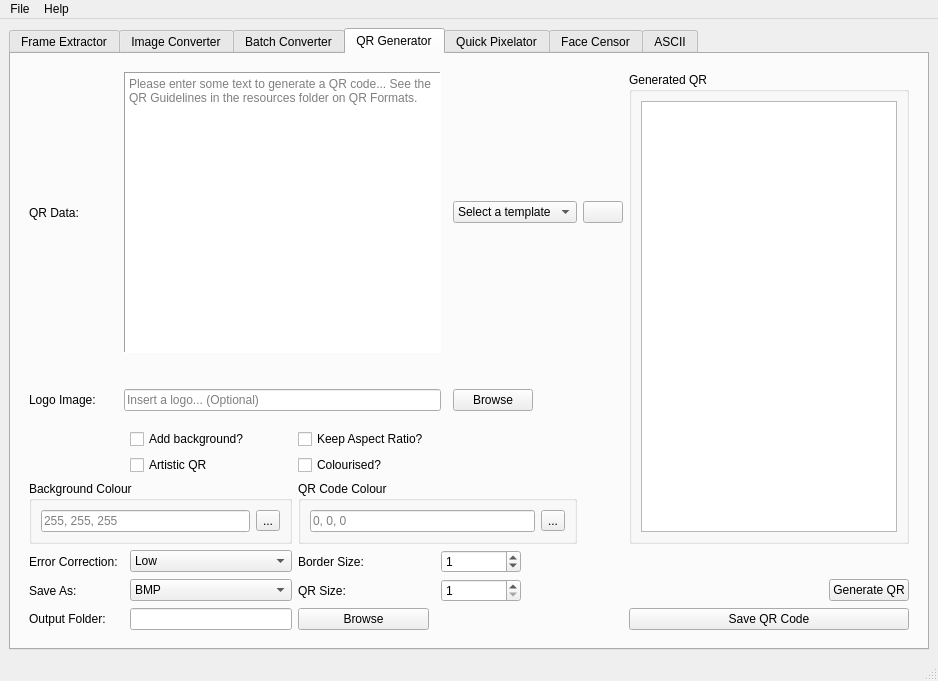
Before: the Qt Designer form src/ui/form.ui in LyAhn/ImageNexus, drawn with Qt 5.
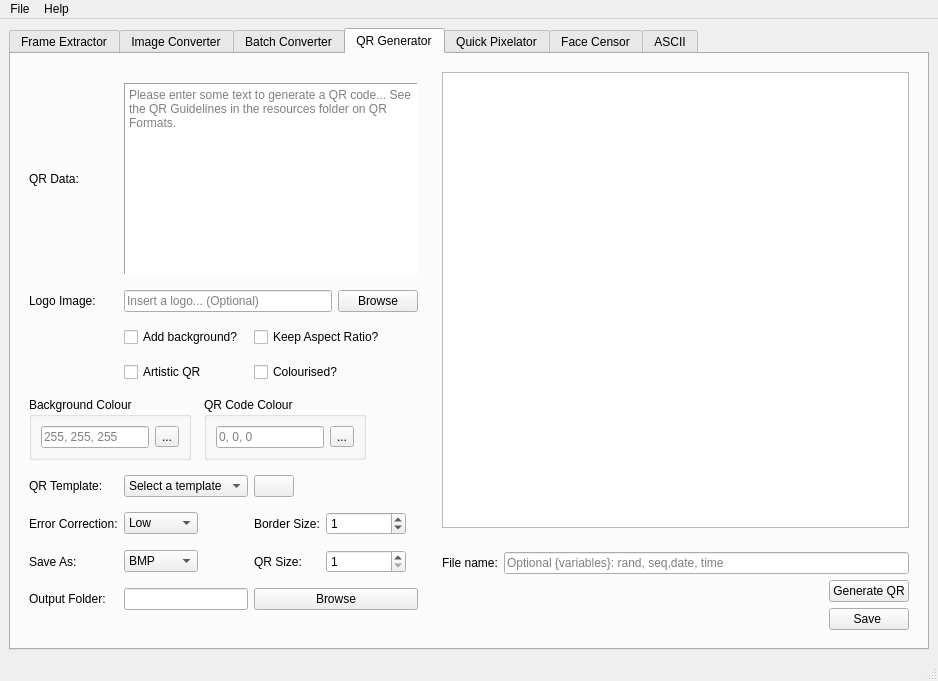
After: the same form once the commit is applied. The open tabs and pages were chosen to show the change. Icons and pictures are not drawn.

Commit message:
feat ✨: Enhance QR code generator UI
- Added custom filename generation with variables for saved QR codellls.
- Reorganized QR Generator UI for more emphasis on QR preview.

Diff of the .ui file:
```diff
--- a/src/ui/form.ui
+++ b/src/ui/form.ui
@@ -25,7 +25,7 @@
     <normaloff>:/images/resources/icon.ico</normaloff>:/images/resources/icon.ico</iconset>
   </property>
   <widget class="QWidget" name="centralwidget">
-   <layout class="QGridLayout" name="gridLayout_31">
+   <layout class="QGridLayout" name="gridLayout_10">
     <item row="0" column="0">
      <widget class="QTabWidget" name="tabWidget">
       <property name="enabled">
@@ -383,145 +383,40 @@
        <attribute name="title">
         <string notr="true">QR Generator</string>
        </attribute>
-       <layout class="QGridLayout" name="gridLayout_10">
-        <item row="0" column="0">
-         <widget class="QWidget" name="widget_4" native="true">
+       <layout class="QGridLayout" name="gridLayout_11">
+        <item row="0" column="0" rowspan="2">
+         <widget class="QWidget" name="qrInputWidget" native="true">
+          <property name="enabled">
+           <bool>true</bool>
+          </property>
+          <property name="sizePolicy">
+           <sizepolicy hsizetype="Fixed" vsizetype="MinimumExpanding">
+            <horstretch>0</horstretch>
+            <verstretch>0</verstretch>
+           </sizepolicy>
+          </property>
+          <property name="maximumSize">
+           <size>
+            <width>16777215</width>
+            <height>572</height>
+           </size>
+          </property>
           <layout class="QGridLayout" name="gridLayout_7">
-           <item row="14" column="9">
-            <widget class="QPushButton" name="qrGenButton">
-             <property name="sizePolicy">
-              <sizepolicy hsizetype="Fixed" vsizetype="Fixed">
-               <horstretch>0</horstretch>
-               <verstretch>0</verstretch>
-              </sizepolicy>
-             </property>
-             <property name="layoutDirection">
-              <enum>Qt::LayoutDirection::RightToLeft</enum>
-             </property>
+           <item row="0" column="0">
+            <widget class="QLabel" name="qrTextInputLabel">
              <property name="text">
-              <string>Generate QR</string>
+              <string>QR Data:</string>
              </property>
-             <property name="shortcut">
-              <string>Ctrl+S</string>
-             </property>
-             <property name="default">
-              <bool>false</bool>
-             </property>
-             <property name="flat">
-              <bool>false</bool>
-             </property>
-            </widget>
-           </item>
-           <item row="14" column="5" colspan="3">
-            <widget class="QSpinBox" name="qrCodeSize">
-             <property name="sizePolicy">
-              <sizepolicy hsizetype="Maximum" vsizetype="Fixed">
-               <horstretch>0</horstretch>
-               <verstretch>0</verstretch>
-              </sizepolicy>
-             </property>
-             <property name="maximumSize">
-              <size>
-               <width>80</width>
-               <height>16777215</height>
-              </size>
-             </property>
-             <property name="statusTip">
-              <string>Value between 1-40</string>
-             </property>
-             <property name="minimum">
-              <number>1</number>
-             </property>
-             <property name="maximum">
-              <number>40</number>
-             </property>
-            </widget>
-           </item>
-           <item row="9" column="2">
-            <widget class="QCheckBox" name="qrAddBGCheck">
-             <property name="statusTip">
-              <string>Add a background to a transparent logo</string>
-             </property>
-             <property name="text">
-              <string>Add background?</string>
-             </property>
-            </widget>
-           </item>
-           <item row="12" column="5" colspan="5">
-            <widget class="QSpinBox" name="qrBorderSize">
-             <property name="sizePolicy">
-              <sizepolicy hsizetype="Minimum" vsizetype="Fixed">
-               <horstretch>0</horstretch>
-               <verstretch>0</verstretch>
-              </sizepolicy>
-             </property>
-             <property name="maximumSize">
-              <size>
-               <width>80</width>
-               <height>16777215</height>
-              </size>
-             </property>
-             <property name="statusTip">
-              <string>Value between 0-10</string>
-             </property>
-             <property name="maximum">
-              <number>10</number>
-             </property>
-             <property name="value">
-              <number>1</number>
-             </property>
-            </widget>
-           </item>
-           <item row="9" column="3">
-            <widget class="QCheckBox" name="qrAspectRatioCheck">
-             <property name="statusTip">
-              <string>Keeps the aspect ratio of the embeded image</string>
-             </property>
-             <property name="text">
-              <string>Keep Aspect Ratio?</string>
-             </property>
-            </widget>
-           </item>
-           <item row="0" column="7">
-            <widget class="QComboBox" name="qrTemplates">
-             <item>
-              <property name="text">
-               <string>Select a template</string>
-              </property>
-             </item>
-            </widget>
-           </item>
-           <item row="11" column="3" colspan="5">
-            <widget class="QGroupBox" name="codeColourGroup">
-             <property name="enabled">
-              <bool>true</bool>
-             </property>
-             <property name="title">
-              <string>QR Code Colour</string>
-             </property>
-             <layout class="QGridLayout" name="gridLayout_9">
-              <item row="0" column="0">
-               <widget class="QLineEdit" name="qrCodeColourInput">
-                <property name="text">
-                 <string/>
-                </property>
-                <property name="placeholderText">
-                 <string>0, 0, 0</string>
-                </property>
-               </widget>
-              </item>
-              <item row="0" column="1">
-               <widget class="QToolButton" name="qrCodeColourBtn">
-                <property name="text">
-                 <string>...</string>
-                </property>
-               </widget>
-              </item>
-             </layout>
             </widget>
            </item>
            <item row="0" column="1" colspan="5">
             <widget class="QTextEdit" name="qrTextInput">
+             <property name="sizePolicy">
+              <sizepolicy hsizetype="Expanding" vsizetype="Fixed">
+               <horstretch>0</horstretch>
+               <verstretch>0</verstretch>
+              </sizepolicy>
+             </property>
              <property name="inputMethodHints">
               <set>Qt::InputMethodHint::ImhNone</set>
              </property>
@@ -536,133 +431,90 @@
              </property>
             </widget>
            </item>
-           <item row="6" column="7">
-            <widget class="QPushButton" name="qrBrowseLogo">
-             <property name="sizePolicy">
-              <sizepolicy hsizetype="Fixed" vsizetype="Fixed">
-               <horstretch>0</horstretch>
-               <verstretch>0</verstretch>
-              </sizepolicy>
-             </property>
-             <property name="text">
-              <string>Browse</string>
-             </property>
-            </widget>
-           </item>
-           <item row="6" column="0">
+           <item row="1" column="0">
             <widget class="QLabel" name="qrLogoInputLbl">
              <property name="text">
               <string>Logo Image:</string>
              </property>
             </widget>
            </item>
-           <item row="15" column="3">
-            <widget class="QPushButton" name="qrBrowseOutput">
+           <item row="1" column="1" colspan="4">
+            <widget class="QLineEdit" name="qrLogoInput">
+             <property name="sizePolicy">
+              <sizepolicy hsizetype="Expanding" vsizetype="Fixed">
+               <horstretch>0</horstretch>
+               <verstretch>0</verstretch>
+              </sizepolicy>
+             </property>
+             <property name="text">
+              <string/>
+             </property>
+             <property name="placeholderText">
+              <string>Insert a logo... (Optional)</string>
+             </property>
+             <property name="clearButtonEnabled">
+              <bool>true</bool>
+             </property>
+            </widget>
+           </item>
+           <item row="1" column="5">
+            <widget class="QPushButton" name="qrBrowseLogo">
+             <property name="sizePolicy">
+              <sizepolicy hsizetype="Fixed" vsizetype="Fixed">
+               <horstretch>0</horstretch>
+               <verstretch>0</verstretch>
+              </sizepolicy>
+             </property>
              <property name="text">
               <string>Browse</string>
              </property>
             </widget>
            </item>
-           <item row="14" column="0" colspan="2">
-            <widget class="QLabel" name="qrFormatOptionsLbl">
+           <item row="2" column="1" colspan="2">
+            <widget class="QCheckBox" name="qrAddBGCheck">
+             <property name="statusTip">
+              <string>Add a background to a transparent logo</string>
+             </property>
              <property name="text">
-              <string>Save As:</string>
+              <string>Add background?</string>
              </property>
             </widget>
            </item>
-           <item row="15" column="0">
-            <widget class="QLabel" name="qrOutputFolderLbl">
+           <item row="2" column="3" colspan="3">
+            <widget class="QCheckBox" name="qrAspectRatioCheck">
+             <property name="statusTip">
+              <string>Keeps the aspect ratio of the embeded image</string>
+             </property>
              <property name="text">
-              <string>Output Folder:</string>
+              <string>Keep Aspect Ratio?</string>
              </property>
             </widget>
            </item>
-           <item row="10" column="2">
+           <item row="3" column="1" colspan="2">
             <widget class="QCheckBox" name="qrUseArtisticCheck">
              <property name="text">
               <string>Artistic QR</string>
              </property>
             </widget>
            </item>
-           <item row="0" column="9" rowspan="12">
-            <widget class="QGroupBox" name="qrOutputGroup">
-             <property name="title">
-              <string>Generated QR</string>
-             </property>
-             <layout class="QGridLayout" name="gridLayout_11">
-              <item row="0" column="0">
-               <widget class="QGraphicsView" name="qrOutputView">
-                <property name="baseSize">
-                 <size>
-                  <width>0</width>
-                  <height>0</height>
-                 </size>
-                </property>
-               </widget>
-              </item>
-             </layout>
-            </widget>
-           </item>
-           <item row="12" column="0">
-            <widget class="QLabel" name="qrErrorCorrectLbl">
+           <item row="3" column="3" colspan="3">
+            <widget class="QCheckBox" name="qrColorizedCheck">
              <property name="text">
-              <string>Error Correction:</string>
+              <string>Colourised?</string>
              </property>
             </widget>
            </item>
-           <item row="14" column="2">
-            <widget class="QComboBox" name="qrFormatOptions">
-             <item>
-              <property name="text">
-               <string>BMP</string>
-              </property>
-             </item>
-             <item>
-              <property name="text">
-               <string>JPG</string>
-              </property>
-             </item>
-             <item>
-              <property name="text">
-               <string>GIF</string>
-              </property>
-             </item>
-             <item>
-              <property name="text">
-               <string>PNG</string>
-              </property>
-             </item>
-             <item>
-              <property name="text">
-               <string>TIFF</string>
-              </property>
-             </item>
-             <item>
-              <property name="text">
-               <string>WEBP</string>
-              </property>
-             </item>
-            </widget>
-           </item>
-           <item row="12" column="3" colspan="2">
-            <widget class="QLabel" name="qrBorderSizeLbl">
-             <property name="text">
-              <string>Border Size:</string>
-             </property>
-            </widget>
-           </item>
-           <item row="15" column="9">
-            <widget class="QPushButton" name="qrSaveQRBtn">
-             <property name="text">
-              <string>Save QR Code</string>
-             </property>
-            </widget>
-           </item>
-           <item row="11" column="0" colspan="3">
+           <item row="4" column="0" colspan="2">
             <widget class="QGroupBox" name="bgColourGroup">
              <property name="enabled">
               <bool>true</bool>
              </property>
+             <property name="sizePolicy">
+              <sizepolicy hsizetype="Fixed" vsizetype="Fixed">
+               <horstretch>0</horstretch>
+               <verstretch>0</verstretch>
+              </sizepolicy>
+             </property>
              <property name="title">
               <string>Background Colour</string>
              </property>
@@ -687,10 +539,61 @@
              </layout>
             </widget>
            </item>
-           <item row="0" column="8">
+           <item row="4" column="2" colspan="4">
+            <widget class="QGroupBox" name="codeColourGroup">
+             <property name="enabled">
+              <bool>true</bool>
+             </property>
+             <property name="sizePolicy">
+              <sizepolicy hsizetype="Fixed" vsizetype="Fixed">
+               <horstretch>0</horstretch>
+               <verstretch>0</verstretch>
+              </sizepolicy>
+             </property>
+             <property name="title">
+              <string>QR Code Colour</string>
+             </property>
+             <layout class="QGridLayout" name="gridLayout_9">
+              <item row="0" column="0">
+               <widget class="QLineEdit" name="qrCodeColourInput">
+                <property name="text">
+                 <string/>
+                </property>
+                <property name="placeholderText">
+                 <string>0, 0, 0</string>
+                </property>
+               </widget>
+              </item>
+              <item row="0" column="1">
+               <widget class="QToolButton" name="qrCodeColourBtn">
+                <property name="text">
+                 <string>...</string>
+                </property>
+               </widget>
+              </item>
+             </layout>
+            </widget>
+           </item>
+           <item row="5" column="0">
+            <widget class="QLabel" name="label">
+             <property name="text">
+              <string>QR Template:</string>
+             </property>
+            </widget>
+           </item>
+           <item row="5" column="1" colspan="2">
+            <widget class="QComboBox" name="qrTemplates">
+             <item>
+              <property name="text">
+               <string>Select a template</string>
+              </property>
+             </item>
+            </widget>
+           </item>
+           <item row="5" column="3">
             <widget class="QPushButton" name="qrPlaceholderEditor">
              <property name="sizePolicy">
-              <sizepolicy hsizetype="Minimum" vsizetype="Fixed">
+              <sizepolicy hsizetype="Fixed" vsizetype="Fixed">
                <horstretch>0</horstretch>
                <verstretch>0</verstretch>
               </sizepolicy>
@@ -707,44 +610,14 @@
              </property>
             </widget>
            </item>
-           <item row="14" column="3" colspan="2">
-            <widget class="QLabel" name="qrSizeLabel">
+           <item row="6" column="0">
+            <widget class="QLabel" name="qrErrorCorrectLbl">
              <property name="text">
-              <string>QR Size:</string>
+              <string>Error Correction:</string>
              </property>
             </widget>
            </item>
-           <item row="6" column="1" colspan="5">
-            <widget class="QLineEdit" name="qrLogoInput">
-             <property name="text">
-              <string/>
-             </property>
-             <property name="placeholderText">
-              <string>Insert a logo... (Optional)</string>
-             </property>
-             <property name="clearButtonEnabled">
-              <bool>true</bool>
-             </property>
-            </widget>
-           </item>
-           <item row="15" column="2">
-            <widget class="QLineEdit" name="qrOutputFolder"/>
-           </item>
-           <item row="10" column="3">
-            <widget class="QCheckBox" name="qrColorizedCheck">
-             <property name="text">
-              <string>Colourised?</string>
-             </property>
-            </widget>
-           </item>
-           <item row="0" column="0">
-            <widget class="QLabel" name="qrTextInputLabel">
-             <property name="text">
-              <string>QR Data:</string>
-             </property>
-            </widget>
-           </item>
-           <item row="12" column="2">
+           <item row="6" column="1">
             <widget class="QComboBox" name="qrErrorCorrectList">
              <item>
               <property name="text">
@@ -768,6 +641,223 @@
              </item>
             </widget>
            </item>
+           <item row="6" column="3">
+            <widget class="QLabel" name="qrBorderSizeLbl">
+             <property name="text">
+              <string>Border Size:</string>
+             </property>
+            </widget>
+           </item>
+           <item row="6" column="4" colspan="2">
+            <widget class="QSpinBox" name="qrBorderSize">
+             <property name="sizePolicy">
+              <sizepolicy hsizetype="Minimum" vsizetype="Fixed">
+               <horstretch>0</horstretch>
+               <verstretch>0</verstretch>
+              </sizepolicy>
+             </property>
+             <property name="maximumSize">
+              <size>
+               <width>80</width>
+               <height>16777215</height>
+              </size>
+             </property>
+             <property name="statusTip">
+              <string>Value between 0-10</string>
+             </property>
+             <property name="maximum">
+              <number>10</number>
+             </property>
+             <property name="value">
+              <number>1</number>
+             </property>
+            </widget>
+           </item>
+           <item row="7" column="0">
+            <widget class="QLabel" name="qrFormatOptionsLbl">
+             <property name="text">
+              <string>Save As:</string>
+             </property>
+            </widget>
+           </item>
+           <item row="7" column="1">
+            <widget class="QComboBox" name="qrFormatOptions">
+             <item>
+              <property name="text">
+               <string>BMP</string>
+              </property>
+             </item>
+             <item>
+              <property name="text">
+               <string>JPG</string>
+              </property>
+             </item>
+             <item>
+              <property name="text">
+               <string>GIF</string>
+              </property>
+             </item>
+             <item>
+              <property name="text">
+               <string>PNG</string>
+              </property>
+             </item>
+             <item>
+              <property name="text">
+               <string>TIFF</string>
+              </property>
+             </item>
+             <item>
+              <property name="text">
+               <string>WEBP</string>
+              </property>
+             </item>
+            </widget>
+           </item>
+           <item row="7" column="3">
+            <widget class="QLabel" name="qrSizeLabel">
+             <property name="text">
+              <string>QR Size:</string>
+             </property>
+            </widget>
+           </item>
+           <item row="7" column="4" colspan="2">
+            <widget class="QSpinBox" name="qrCodeSize">
+             <property name="sizePolicy">
+              <sizepolicy hsizetype="Maximum" vsizetype="Fixed">
+               <horstretch>0</horstretch>
+               <verstretch>0</verstretch>
+              </sizepolicy>
+             </property>
+             <property name="maximumSize">
+              <size>
+               <width>80</width>
+               <height>16777215</height>
+              </size>
+             </property>
+             <property name="statusTip">
+              <string>Value between 1-40</string>
+             </property>
+             <property name="minimum">
+              <number>1</number>
+             </property>
+             <property name="maximum">
+              <number>40</number>
+             </property>
+            </widget>
+           </item>
+           <item row="8" column="0">
+            <widget class="QLabel" name="qrOutputFolderLbl">
+             <property name="text">
+              <string>Output Folder:</string>
+             </property>
+            </widget>
+           </item>
+           <item row="8" column="1" colspan="2">
+            <widget class="QLineEdit" name="qrOutputFolder"/>
+           </item>
+           <item row="8" column="3" colspan="3">
+            <widget class="QPushButton" name="qrBrowseOutput">
+             <property name="text">
+              <string>Browse</string>
+             </property>
+            </widget>
+           </item>
+          </layout>
+         </widget>
+        </item>
+        <item row="0" column="1">
+         <widget class="QWidget" name="qrOutputWidget" native="true">
+          <layout class="QGridLayout" name="gridLayout_31">
+           <item row="0" column="0">
+            <widget class="QGraphicsView" name="qrOutputView">
+             <property name="baseSize">
+              <size>
+               <width>0</width>
+               <height>0</height>
+              </size>
+             </property>
+             <property name="autoFillBackground">
+              <bool>true</bool>
+             </property>
+            </widget>
+           </item>
+          </layout>
+         </widget>
+        </item>
+        <item row="1" column="1">
+         <widget class="QWidget" name="widget_4" native="true">
+          <layout class="QGridLayout" name="gridLayout_32">
+           <item row="0" column="1" colspan="2">
+            <widget class="QLineEdit" name="qrFilenameTemplate">
+             <property name="sizePolicy">
+              <sizepolicy hsizetype="Expanding" vsizetype="Fixed">
+               <horstretch>0</horstretch>
+               <verstretch>0</verstretch>
+              </sizepolicy>
+             </property>
+             <property name="sizeIncrement">
+              <size>
+               <width>0</width>
+               <height>0</height>
+              </size>
+             </property>
+             <property name="placeholderText">
+              <string>Optional {variables}: rand, seq,date, time</string>
+             </property>
+            </widget>
+           </item>
+           <item row="0" column="0">
+            <widget class="QLabel" name="label_2">
+             <property name="sizePolicy">
+              <sizepolicy hsizetype="Fixed" vsizetype="Preferred">
+               <horstretch>0</horstretch>
+               <verstretch>0</verstretch>
+              </sizepolicy>
+             </property>
+             <property name="text">
+              <string>File name:</string>
+             </property>
+            </widget>
+           </item>
+           <item row="2" column="2">
+            <widget class="QPushButton" name="qrSaveQRBtn">
+             <property name="sizePolicy">
+              <sizepolicy hsizetype="Fixed" vsizetype="Fixed">
+               <horstretch>0</horstretch>
+               <verstretch>0</verstretch>
+              </sizepolicy>
+             </property>
+             <property name="text">
+              <string>Save </string>
+             </property>
+            </widget>
+           </item>
+           <item row="1" column="2">
+            <widget class="QPushButton" name="qrGenButton">
+             <property name="sizePolicy">
+              <sizepolicy hsizetype="Fixed" vsizetype="Fixed">
+               <horstretch>0</horstretch>
+               <verstretch>0</verstretch>
+              </sizepolicy>
+             </property>
+             <property name="layoutDirection">
+              <enum>Qt::LayoutDirection::LeftToRight</enum>
+             </property>
+             <property name="text">
+              <string>Generate QR</string>
+             </property>
+             <property name="shortcut">
+              <string>Ctrl+S</string>
+             </property>
+             <property name="default">
+              <bool>false</bool>
+             </property>
+             <property name="flat">
+              <bool>false</bool>
+             </property>
+            </widget>
+           </item>
           </layout>
          </widget>
         </item>
```
Left out of the diff: 4 changed lines with no effect on the pictures. The commit also changes 2 other files.
